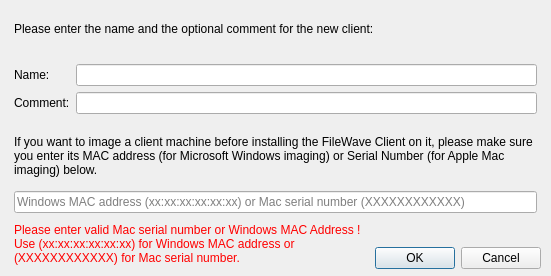
This is FWAdminLib/NewClientGroupDlg.ui in fw-dev/translations as Qt 5 draws it before an edit. The edited form follows.
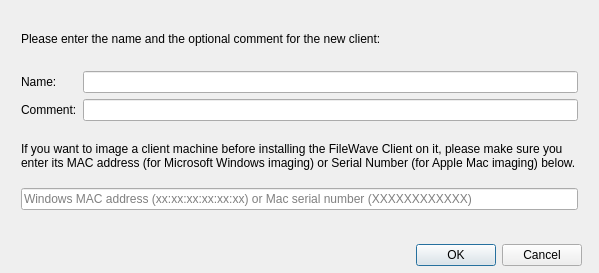
This is the edited form.

```diff
--- a/FWAdminLib/NewClientGroupDlg.ui
+++ b/FWAdminLib/NewClientGroupDlg.ui
@@ -6,28 +6,22 @@
    <rect>
     <x>0</x>
     <y>0</y>
-    <width>551</width>
-    <height>276</height>
+    <width>599</width>
+    <height>273</height>
    </rect>
   </property>
-  <property name="minimumSize">
-   <size>
-    <width>551</width>
-    <height>0</height>
-   </size>
-  </property>
   <property name="windowTitle">
    <string>Create New Client</string>
   </property>
   <layout class="QVBoxLayout" name="verticalLayout">
    <property name="leftMargin">
-    <number>5</number>
+    <number>12</number>
    </property>
    <property name="topMargin">
-    <number>0</number>
+    <number>12</number>
    </property>
    <property name="rightMargin">
-    <number>5</number>
+    <number>12</number>
    </property>
    <property name="bottomMargin">
     <number>7</number>
@@ -159,7 +153,7 @@
        <height>50</height>
       </size>
      </property>
-     <layout class="QHBoxLayout" name="horizontalLayout_2" stretch="1,0,0">
+     <layout class="QHBoxLayout" name="horizontalLayout_2" stretch="0,0">
       <property name="topMargin">
        <number>0</number>
       </property>
@@ -169,40 +163,6 @@
       <property name="bottomMargin">
        <number>0</number>
       </property>
-      <item>
-       <widget class="QLabel" name="invalid">
-        <property name="sizePolicy">
-         <sizepolicy hsizetype="Preferred" vsizetype="Preferred">
-          <horstretch>0</horstretch>
-          <verstretch>0</verstretch>
-         </sizepolicy>
-        </property>
-        <property name="minimumSize">
-         <size>
-          <width>0</width>
-          <height>0</height>
-         </size>
-        </property>
-        <property name="maximumSize">
-         <size>
-          <width>16777215</width>
-          <height>50</height>
-         </size>
-        </property>
-        <property name="mouseTracking">
-         <bool>true</bool>
-        </property>
-        <property name="text">
-         <string>&lt;html&gt;&lt;body&gt;&lt;p&gt;&lt;span style=&quot; color:#ff0000;&quot;&gt;Please enter valid Mac serial number or Windows MAC Address ! Use (xx:xx:xx:xx:xx:xx) for Windows MAC address or (XXXXXXXXXXXX) for Mac serial number.&lt;/span&gt;&lt;/p&gt;&lt;/body&gt;&lt;/html&gt;</string>
-        </property>
-        <property name="alignment">
-         <set>Qt::AlignLeading|Qt::AlignLeft|Qt::AlignVCenter</set>
-        </property>
-        <property name="wordWrap">
-         <bool>true</bool>
-        </property>
-       </widget>
-      </item>
       <item>
        <spacer name="horizontalSpacer">
         <property name="orientation">
```
